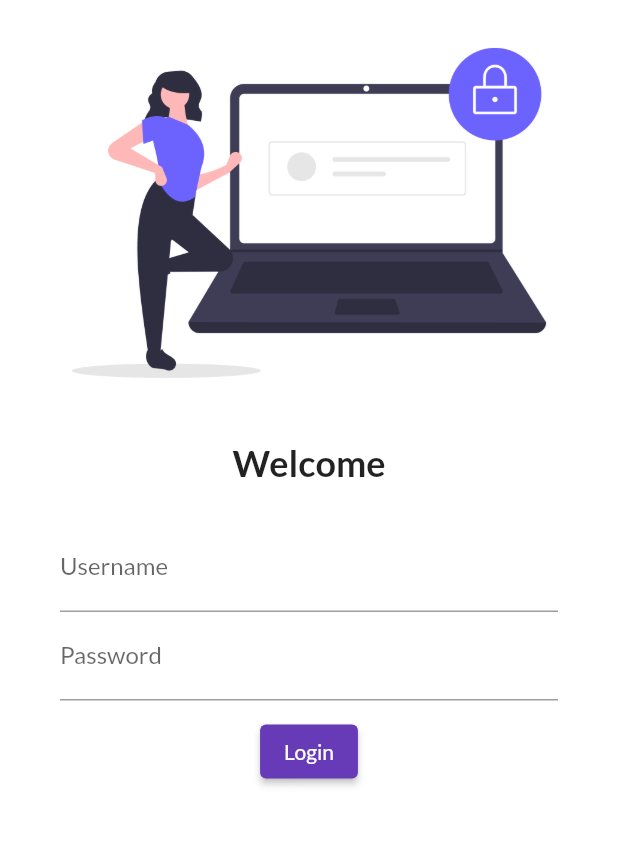
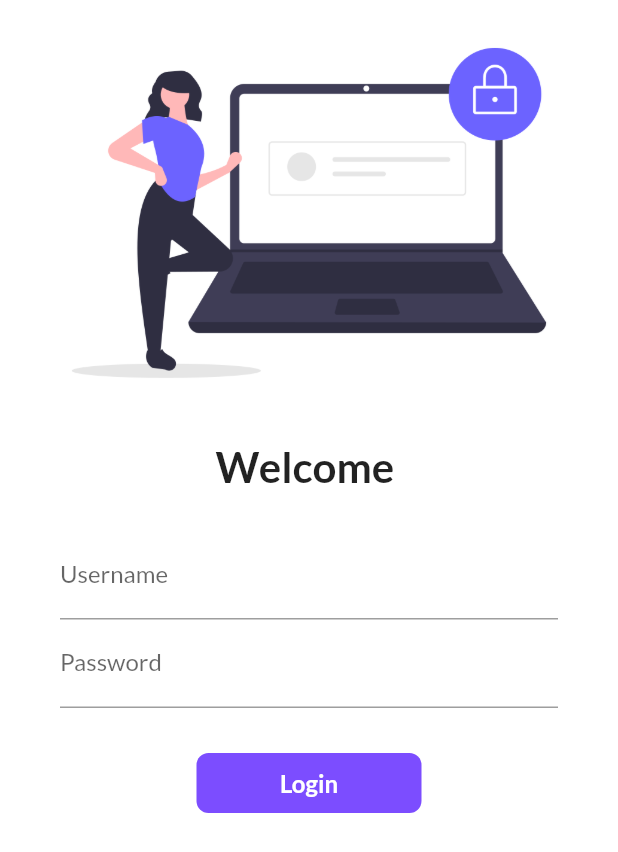
Before and after one commit to Birojitdas/flutterfirstproject, a Flutter app: the screen it shows after launch, on a phone screen of 412 x 824 dp. Shown: the top 852 px of the screen. Run offline on Flutter 3.47's test engine with Material 2 defaults, Android fonts, the phone set to English and light mode, and no system bars; our stand-ins replace google_fonts.

Commit message:
day2night complete

```diff
--- a/intro/lib/main.dart
+++ b/intro/lib/main.dart
@@ -2,6 +2,7 @@ import 'package:flutter/material.dart';
 import 'package:google_fonts/google_fonts.dart';
 import 'package:intro/pages/home_page.dart';
 import 'package:intro/pages/login_page.dart';
+import 'package:intro/utils/routes.dart';
 
 void main() {
   runApp(MyApp());
@@ -21,7 +22,8 @@ class MyApp extends StatelessWidget {
       initialRoute: "/login",
       routes: {
         "/": (context) => Homepage(),
-        "/login": (context) => Login_page()
+        MyRoutes.homeRoute: (context) => Homepage(),
+        MyRoutes.loginRoute: (context) => Login_page(),
       },
     );
   }
--- a/intro/lib/pages/login_page.dart
+++ b/intro/lib/pages/login_page.dart
@@ -1,25 +1,35 @@
 import 'package:flutter/material.dart';
+import 'package:intro/utils/routes.dart';
 
-class Login_page extends StatelessWidget {
+class Login_page extends StatefulWidget {
   const Login_page({Key? key}) : super(key: key);
+
+  @override
+  _Login_pageState createState() => _Login_pageState();
+}
+
+class _Login_pageState extends State<Login_page> {
+  String name = "";
+  bool changeButton = false;
 
   @override
   Widget build(BuildContext context) {
     return Material(
         color: Colors.white,
-        child: Column(
+        child: SingleChildScrollView(
+            child: Column(
           children: [
             Image.asset(
               "assets/images/login_image.png",
-              fit: BoxFit.cover,
+              fit: BoxFit.fitHeight,
             ),
             SizedBox(
               height: 10,
             ),
             Text(
-              "Welcome",
+              "Welcome $name",
               style: TextStyle(
-                fontSize: 24,
+                fontSize: 28,
                 fontWeight: FontWeight.bold,
               ),
             ),
@@ -34,6 +44,10 @@ class Login_page extends StatelessWidget {
                     TextFormField(
                       decoration: InputDecoration(
                           hintText: "Enter Username", labelText: "Username"),
+                      onChanged: (value) {
+                        name = value;
+                        setState(() {});
+                      },
                     ),
                     TextFormField(
                       obscureText: true,
@@ -41,17 +55,51 @@ class Login_page extends StatelessWidget {
                           hintText: "Enter Password", labelText: "Password"),
                     ),
                     SizedBox(
-                      height: 10,
+                      height: 30,
                     ),
-                    ElevatedButton(
-                      child: Text("Login"),
-                      onPressed: () {
-                        print("Welcome to webfres.in");
+
+                    InkWell(
+                      onTap: () async {
+                        setState(() {
+                          changeButton = true;
+                        });
+                        await Future.delayed(Duration(seconds: 1));
+                        Navigator.pushNamed(context, MyRoutes.homeRoute);
                       },
-                    )
+                      child: AnimatedContainer(
+                        duration: Duration(seconds: 1),
+                        height: 40,
+                        width: changeButton ? 40 : 150,
+                        alignment: Alignment.center,
+                        child: changeButton
+                            ? Icon(
+                                Icons.done,
+                                color: Colors.white,
+                              )
+                            : Text(
+                                "Login",
+                                style: TextStyle(
+                                  color: Colors.white,
+                                  fontWeight: FontWeight.bold,
+                                  fontSize: 16,
+                                ),
+                              ),
+                        decoration: BoxDecoration(
+                            color: Colors.deepPurpleAccent,
+                            borderRadius:
+                                BorderRadius.circular(changeButton ? 100 : 8)),
+                      ),
+                    ),
+                    // ElevatedButton(
+                    //   child: Text("Login"),
+                    //   style: TextButton.styleFrom(minimumSize: Size(140, 40)),
+                    //   onPressed: () {
+                    //     Navigator.pushNamed(context, MyRoutes.homeRoute);
+                    //   },
+                    // )
                   ],
                 ))
           ],
-        ));
+        )));
   }
 }
--- /dev/null
+++ b/intro/lib/utils/routes.dart
@@ -0,0 +1,4 @@
+class MyRoutes {
+  static String loginRoute = "/login";
+  static String homeRoute = "/home";
+}
```
